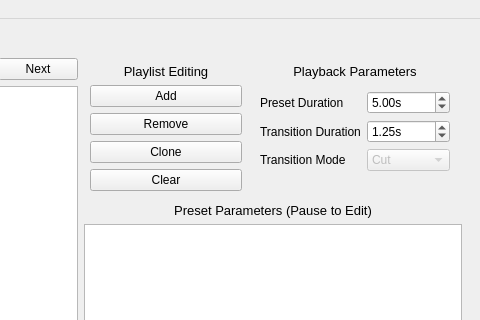
Old version of the form ui/firemix.ui in the repository Openlights/firemix; both pictures show x 271 to 751 and y 0 to 320 of the 751 by 613 pixel window.
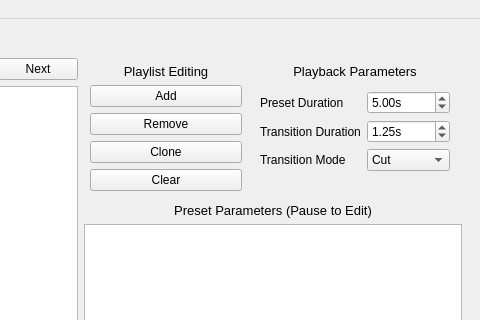
New version of the form. Custom widgets are drawn as their Qt base class.

```diff
--- a/ui/firemix.ui
+++ b/ui/firemix.ui
@@ -297,7 +297,7 @@
                <item row="4" column="1">
                 <widget class="QComboBox" name="cb_transition_mode">
                  <property name="enabled">
-                  <bool>false</bool>
+                  <bool>true</bool>
                  </property>
                  <item>
                   <property name="text">
```
